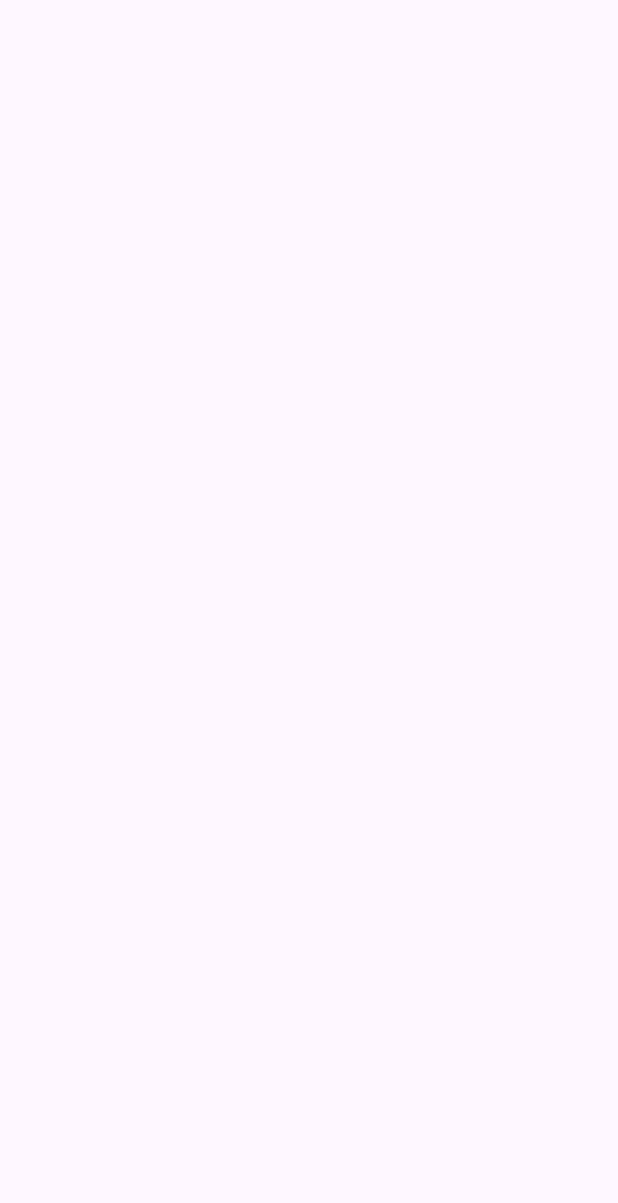
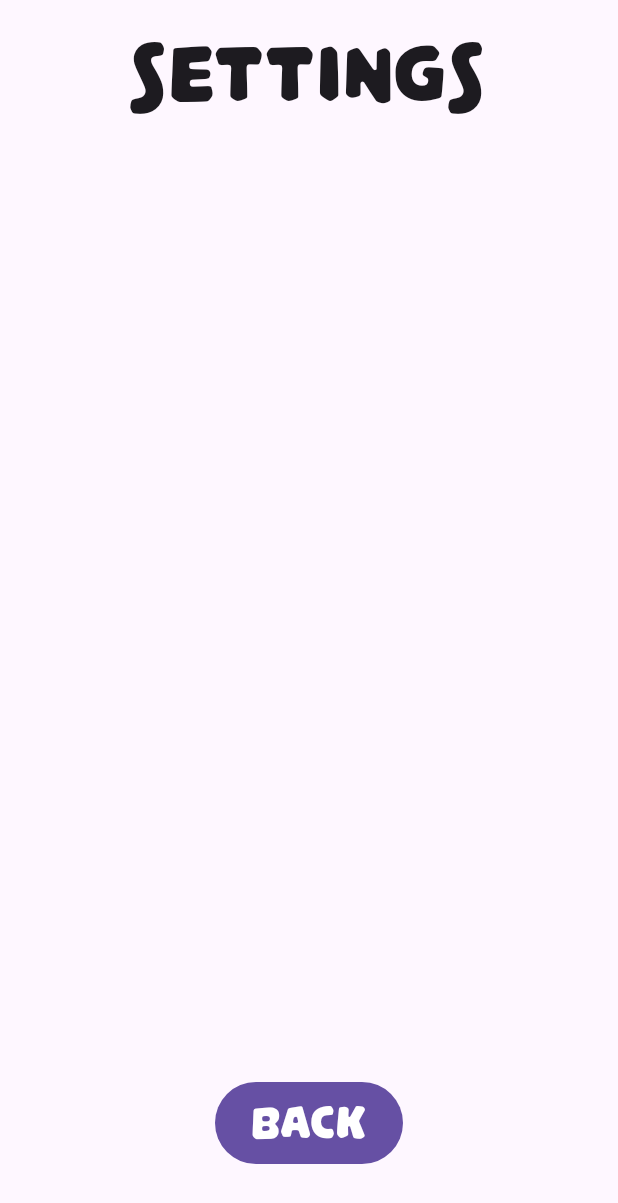
Before and after one commit to MaxKliuba/SummitSeeker, an Android app built with Jetpack Compose: the SettingsScreen screen opened through its navigation route, on a phone screen of 412 x 824 dp. Before the commit the part shown is empty. Shown: the top 1203 px of the screen. Run offline under Robolectric (Android 15) with nearby library versions, the phone set to English and light mode, and no system bars; our stand-ins replace Dagger/Hilt's generated code.

Commit message:
Add PlayScreen, RatingsScreen and SettingsScreen

```diff
--- a/app/src/main/AndroidManifest.xml
+++ b/app/src/main/AndroidManifest.xml
@@ -18,6 +18,7 @@
             android:exported="true"
             android:screenOrientation="portrait"
             android:theme="@style/Theme.SummitSeeker"
+            android:windowSoftInputMode="adjustResize"
             tools:ignore="LockedOrientationActivity">
             <intent-filter>
                 <action android:name="android.intent.action.MAIN" />
--- a/app/src/main/java/com/smte/skeererer/MainActivity.kt
+++ b/app/src/main/java/com/smte/skeererer/MainActivity.kt
@@ -5,7 +5,10 @@ import android.os.Bundle
 import android.view.WindowManager
 import androidx.activity.ComponentActivity
 import androidx.activity.compose.setContent
+import androidx.compose.foundation.layout.WindowInsets
 import androidx.compose.foundation.layout.fillMaxSize
+import androidx.compose.foundation.layout.safeDrawing
+import androidx.compose.foundation.layout.windowInsetsPadding
 import androidx.compose.material3.MaterialTheme
 import androidx.compose.material3.Surface
 import androidx.compose.ui.Modifier
@@ -18,6 +21,8 @@ import androidx.navigation.compose.rememberNavController
 import com.smte.skeererer.core.Screen
 import com.smte.skeererer.feature.playgame.presentation.menu.MenuScreen
 import com.smte.skeererer.feature.playgame.presentation.play.PlayScreen
+import com.smte.skeererer.feature.playgame.presentation.ratings.RatingsScreen
+import com.smte.skeererer.feature.playgame.presentation.settings.SettingsScreen
 import com.smte.skeererer.ui.theme.SummitSeekerTheme
 import dagger.hilt.android.AndroidEntryPoint
 
@@ -39,6 +44,7 @@ class MainActivity : ComponentActivity() {
                     NavHost(
                         navController = navController,
                         startDestination = Screen.Menu.route,
+                        modifier = Modifier.windowInsetsPadding(WindowInsets.safeDrawing)
                     ) {
                         composable(route = Screen.Menu.route) {
                             MenuScreen(
@@ -54,11 +60,15 @@ class MainActivity : ComponentActivity() {
                         }
 
                         composable(route = Screen.Settings.route) {
-                            println("SETTINGS")
+                            SettingsScreen(
+                                onNavigateUp = navController::navigateUp
+                            )
                         }
 
                         composable(route = Screen.Ratings.route) {
-                            println("RATINGS")
+                            RatingsScreen(
+                                onNavigateUp = navController::navigateUp
+                            )
                         }
                     }
                 }
--- /dev/null
+++ b/app/src/main/java/com/smte/skeererer/feature/playgame/domain/model/GameScore.kt
@@ -0,0 +1,6 @@
+package com.smte.skeererer.feature.playgame.domain.model
+
+data class GameScore(
+    val score: Int,
+    val timestamp: Long,
+)
--- a/app/src/main/java/com/smte/skeererer/feature/playgame/presentation/menu/GameMenuButton.kt
+++ b/app/src/main/java/com/smte/skeererer/feature/playgame/presentation/components/GameMenuButton.kt
@@ -1,4 +1,4 @@
-package com.smte.skeererer.feature.playgame.presentation.menu
+package com.smte.skeererer.feature.playgame.presentation.components
 
 import androidx.compose.material3.Button
 import androidx.compose.material3.Text
@@ -20,7 +20,7 @@ fun GameMenuButton(
         Text(
             text = text,
             fontFamily = palameciaTitlingFontFamily,
-            fontSize = 24.sp,
+            fontSize = 32.sp,
         )
     }
 }
--- a/app/src/main/java/com/smte/skeererer/feature/playgame/presentation/menu/MenuScreen.kt
+++ b/app/src/main/java/com/smte/skeererer/feature/playgame/presentation/menu/MenuScreen.kt
@@ -15,6 +15,7 @@ import androidx.compose.ui.unit.dp
 import androidx.compose.ui.unit.sp
 import com.smte.skeererer.R
 import com.smte.skeererer.core.palameciaTitlingFontFamily
+import com.smte.skeererer.feature.playgame.presentation.components.GameMenuButton
 
 @Composable
 fun MenuScreen(
@@ -26,14 +27,14 @@ fun MenuScreen(
     Box(modifier = Modifier.fillMaxSize()) {
         Column(
             horizontalAlignment = Alignment.CenterHorizontally,
-            modifier = Modifier.align(Alignment.Center)
+            modifier = Modifier.fillMaxSize()
         ) {
             Text(
                 text = stringResource(id = R.string.menu_title),
                 fontFamily = palameciaTitlingFontFamily,
-                fontSize = 60.sp,
-                lineHeight = TextUnit(60f, TextUnitType.Sp),
-                modifier = Modifier.padding(bottom = 60.dp)
+                fontSize = 64.sp,
+                lineHeight = TextUnit(64f, TextUnitType.Sp),
+                modifier = Modifier.padding(start = 16.dp, top = 16.dp, end = 16.dp, bottom = 64.dp)
             )
 
             GameMenuButton(
--- /dev/null
+++ b/app/src/main/java/com/smte/skeererer/feature/playgame/presentation/settings/SettingsScreen.kt
@@ -0,0 +1,38 @@
+package com.smte.skeererer.feature.playgame.presentation.settings
+
+import androidx.compose.foundation.layout.Column
+import androidx.compose.foundation.layout.padding
+import androidx.compose.material3.Text
+import androidx.compose.runtime.Composable
+import androidx.compose.ui.Alignment
+import androidx.compose.ui.Modifier
+import androidx.compose.ui.res.stringResource
+import androidx.compose.ui.unit.dp
+import androidx.compose.ui.unit.sp
+import com.smte.skeererer.R
+import com.smte.skeererer.core.palameciaTitlingFontFamily
+import com.smte.skeererer.feature.playgame.presentation.components.GameMenuButton
+
+@Composable
+fun SettingsScreen(
+    onNavigateUp: () -> Unit,
+) {
+    Column(horizontalAlignment = Alignment.CenterHorizontally) {
+        Text(
+            text = stringResource(R.string.settings_title),
+            fontFamily = palameciaTitlingFontFamily,
+            fontSize = 56.sp,
+            modifier = Modifier.padding(horizontal = 8.dp, vertical = 16.dp)
+        )
+
+        Column(modifier = Modifier.weight(1f)) {
+            // TODO
+        }
+
+        GameMenuButton(
+            text = stringResource(R.string.back_button),
+            onClick = onNavigateUp,
+            modifier = Modifier.padding(start = 16.dp, top = 16.dp, end = 16.dp, bottom = 48.dp)
+        )
+    }
+}
--- a/app/src/main/java/com/smte/skeererer/ui/theme/Theme.kt
+++ b/app/src/main/java/com/smte/skeererer/ui/theme/Theme.kt
@@ -2,7 +2,6 @@ package com.smte.skeererer.ui.theme
 
 import android.app.Activity
 import android.os.Build
-import androidx.compose.foundation.isSystemInDarkTheme
 import androidx.compose.material3.MaterialTheme
 import androidx.compose.material3.darkColorScheme
 import androidx.compose.material3.dynamicDarkColorScheme
@@ -10,7 +9,6 @@ import androidx.compose.material3.dynamicLightColorScheme
 import androidx.compose.material3.lightColorScheme
 import androidx.compose.runtime.Composable
 import androidx.compose.runtime.SideEffect
-import androidx.compose.ui.graphics.Color
 import androidx.compose.ui.graphics.toArgb
 import androidx.compose.ui.platform.LocalContext
 import androidx.compose.ui.platform.LocalView
--- a/app/src/main/res/values/strings.xml
+++ b/app/src/main/res/values/strings.xml
@@ -6,4 +6,7 @@
     <string name="settings_button">Settings</string>
     <string name="ratings_button">Ratings</string>
     <string name="quit_button">Quit</string>
+    <string name="back_button">Back</string>
+    <string name="settings_title">Settings</string>
+    <string name="scores_title">Scores</string>
 </resources>
--- a/app/src/main/res/values/themes.xml
+++ b/app/src/main/res/values/themes.xml
@@ -2,8 +2,8 @@
 <resources>
 
     <style name="Theme.SummitSeeker" parent="android:Theme.Material.Light.NoActionBar">
-<!--        <item name="android:windowNoTitle">true</item>-->
-<!--        <item name="android:windowActionBar">false</item>-->
-<!--        <item name="android:windowFullscreen">true</item>-->
+        <item name="android:windowNoTitle">true</item>
+        <item name="android:windowActionBar">false</item>
+        <item name="android:windowFullscreen">true</item>
     </style>
 </resources>
```
Also changed, not shown: app/src/main/java/com/smte/skeererer/core/CoroutinesExtentions.kt (added, +14 -0 lines), app/src/main/java/com/smte/skeererer/feature/playgame/data/repository/TempGameScoreRepository.kt (added, +44 -0 lines), app/src/main/java/com/smte/skeererer/feature/playgame/di/PlayGameModules.kt (added, +20 -0 lines), app/src/main/java/com/smte/skeererer/feature/playgame/domain/repository/GameScoreRepository.kt (added, +13 -0 lines), app/src/main/java/com/smte/skeererer/feature/playgame/domain/usecase/GetScores.kt (added, +18 -0 lines), app/src/main/java/com/smte/skeererer/feature/playgame/presentation/play/PlayScreen.kt (+23 -3 lines), app/src/main/java/com/smte/skeererer/feature/playgame/presentation/play/PlayViewModel.kt (added, +22 -0 lines), app/src/main/java/com/smte/skeererer/feature/playgame/presentation/ratings/RatingsScreen.kt (added, +48 -0 lines), app/src/main/java/com/smte/skeererer/feature/playgame/presentation/ratings/RatingsUiState.kt (added, +7 -0 lines), app/src/main/java/com/smte/skeererer/feature/playgame/presentation/ratings/RatingsViewModel.kt (added, +41 -0 lines), app/src/main/java/com/smte/skeererer/feature/playgame/presentation/ratings/components/ScoreList.kt (added, +38 -0 lines).
